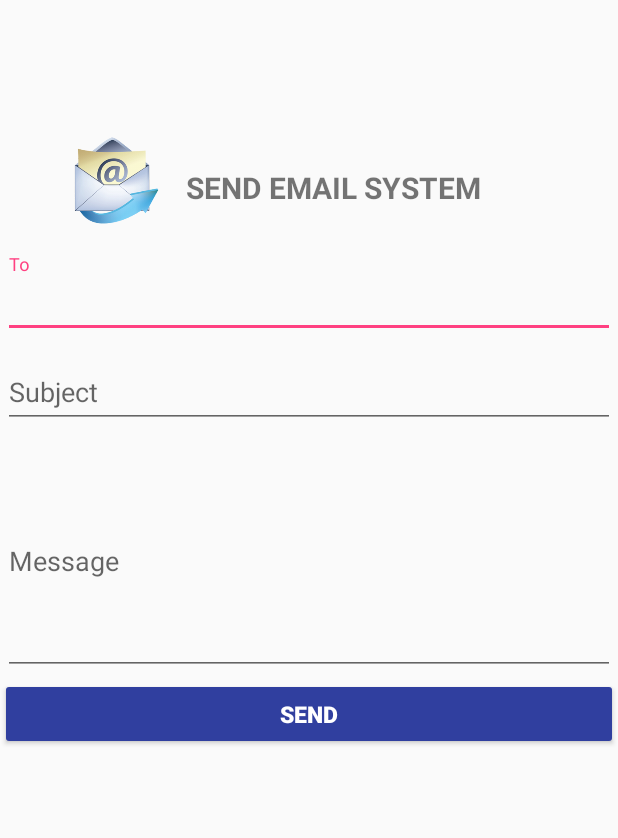
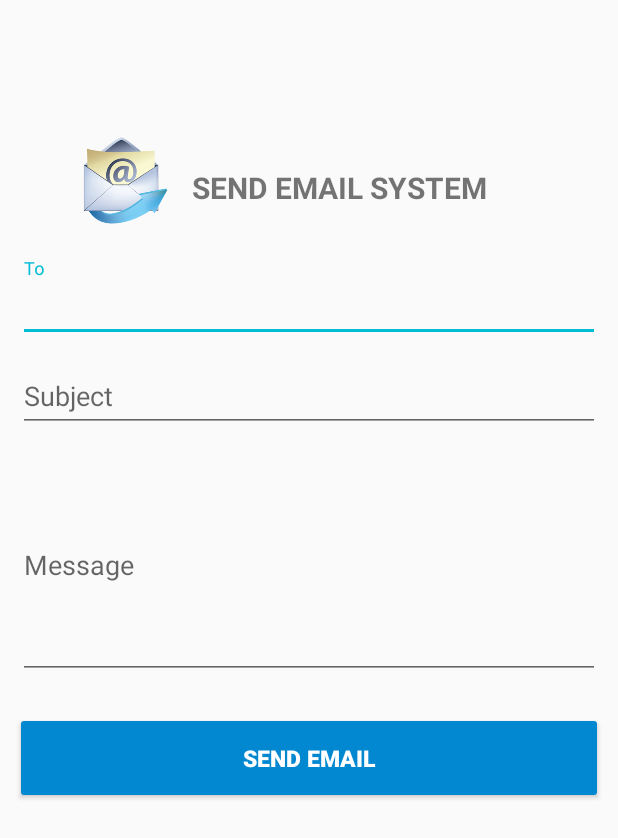
Before and after one commit to yeasinali/EmailSendbyIntent, an Android app: the screen it shows after launch (MainActivity), on a phone screen of 412 x 824 dp. Shown: the top 838 px of the screen. Run offline under Robolectric (Android 15) with nearby library versions, the light colour scheme and no system bars; plain views replace EmailInputView.

Commit message:
validition button and final chak and deseing solave

```diff
--- a/app/src/main/res/layout/activity_main.xml
+++ b/app/src/main/res/layout/activity_main.xml
@@ -3,52 +3,21 @@
 xmlns:app="http://schemas.android.com/apk/res-auto"
 xmlns:tools="http://schemas.android.com/tools"
 android:layout_width="match_parent"
-    android:layout_height="500dp">
+android:layout_height="match_parent">
 
 
-    <LinearLayout
-        android:id="@+id/lv1"
-        android:layout_width="match_parent"
-        android:layout_height="wrap_content"
-        android:layout_alignParentTop="true"
-        android:layout_centerHorizontal="true"
-        android:layout_marginTop="80dp"
-        android:gravity="center_horizontal"
-        android:orientation="horizontal"
-        android:padding="10dp"
-        android:weightSum="2">
-
-        <ImageView
-            android:id="@+id/imageView"
-            android:layout_width="0dp"
-            android:layout_height="70dp"
-            android:layout_weight="0.4"
-            android:gravity="left"
-            android:src="@drawable/em"
-            tools:ignore="ContentDescription,RtlHardcoded" />
-
-        <TextView
-            android:layout_width="0dp"
-            android:layout_height="match_parent"
-            android:layout_marginLeft="10dp"
-            android:layout_weight="1.31"
-            android:gravity="center_vertical"
-            android:text="SEND EMAIL SYSTEM"
-            android:textSize="20dp"
-            android:textStyle="bold"
-            tools:ignore="SpUsage" />
-    </LinearLayout>
 
 <RelativeLayout
     android:layout_width="match_parent"
-        android:layout_height="wrap_content"
-        android:layout_alignParentBottom="true"
+    android:layout_height="match_parent"
+    android:padding="10dp"
+    android:layout_alignParentTop="true"
     android:layout_alignParentLeft="true"
     android:layout_alignParentStart="true">
-
     <android.support.design.widget.TextInputLayout
         android:id="@+id/tilname"
         android:layout_width="match_parent"
+        android:layout_below="@+id/lv1"
         android:layout_height="wrap_content"
         android:padding="2dp">
         <!-- <com.danialgoodwin.ui.EmailInputView-->
@@ -56,12 +25,11 @@
             android:id="@+id/et_to"
             android:layout_width="match_parent"
             android:layout_height="wrap_content"
+            android:hint="To"
             android:inputType="textEmailAddress"
-                android:hint="To"
             android:maxLines="1" />
 
     </android.support.design.widget.TextInputLayout>
-
     <android.support.design.widget.TextInputLayout
         android:id="@+id/tilemail"
         android:layout_width="match_parent"
@@ -74,13 +42,14 @@
             android:id="@+id/et_subject"
             android:layout_width="match_parent"
             android:layout_height="wrap_content"
+            android:hint="Subject"
             android:inputType="textEmailAddress"
             android:maxLines="1"
-                android:hint="Subject"
             android:singleLine="true"
             tools:ignore="Deprecated" />
 
     </android.support.design.widget.TextInputLayout>
+
 
     <android.support.design.widget.TextInputLayout
         android:id="@+id/tilmobileno"
@@ -100,18 +69,52 @@
 
     </android.support.design.widget.TextInputLayout>
 
+
+    <LinearLayout
+        android:id="@+id/lv1"
+        android:layout_width="match_parent"
+        android:layout_height="wrap_content"
+        android:layout_marginTop="70dp"
+        android:orientation="horizontal"
+        android:gravity="center_horizontal"
+        android:padding="10dp"
+        android:weightSum="2"
+        android:layout_alignParentTop="true"
+        android:layout_centerHorizontal="true">
+
+        <ImageView
+            android:id="@+id/imageView"
+            android:layout_width="0dp"
+            android:layout_height="70dp"
+            android:layout_weight="0.4"
+            android:src="@drawable/em"
+            android:gravity="left"
+            tools:ignore="ContentDescription,RtlHardcoded" />
+
+        <TextView
+            android:layout_width="0dp"
+            android:layout_height="match_parent"
+            android:layout_marginLeft="10dp"
+            android:layout_weight="1.31"
+            android:gravity="center_vertical"
+            android:text="SEND EMAIL SYSTEM"
+            android:textSize="20dp"
+            android:textStyle="bold"
+            tools:ignore="SpUsage" />
+    </LinearLayout>
+
     <Button
         android:id="@+id/btn_send"
         android:layout_width="match_parent"
         android:layout_height="wrap_content"
-            android:layout_below="@+id/tilmobileno"
-            android:text="SEND"
+        android:padding="20dp"
+        android:text="SEND EMAIL"
+        android:gravity="center_horizontal"
         android:textColor="#fff"
+        android:layout_marginTop="20dp"
         android:textSize="15dp"
         android:textStyle="bold"
         android:theme="@style/AppTheme.Button"
-            tools:ignore="HardcodedText,SpUsage" />
-
-
+        android:layout_below="@+id/tilmobileno" />
 </RelativeLayout>
 </RelativeLayout>
--- a/app/src/main/res/values/colors.xml
+++ b/app/src/main/res/values/colors.xml
@@ -1,6 +1,8 @@
 <?xml version="1.0" encoding="utf-8"?>
 <resources>
-    <color name="colorPrimary">#3F51B5</color>
-    <color name="colorPrimaryDark">#303F9F</color>
-    <color name="colorAccent">#FF4081</color>
+    <color name="colorPrimary">#03A9F4</color>
+    <color name="colorPrimaryDark">#0288D1</color>
+    <color name="colorAccent">#00BCD4</color>
+    <color name="red">#e53232</color>
+
 </resources>
```
Also changed, not shown: app/src/main/res/values/styles.xml (line endings or trailing spaces). Lines whose indentation alone changed are shown as unchanged.
